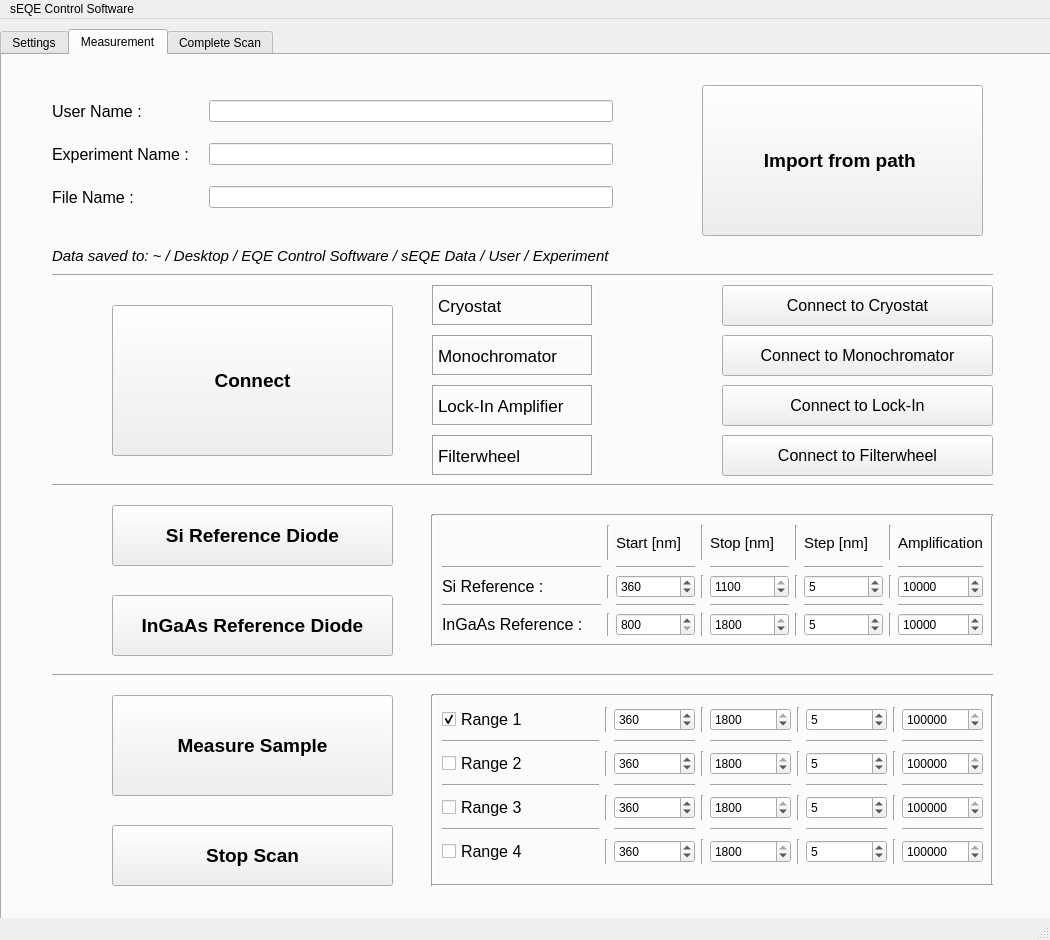
This is GUI_V3.ui in mzjswjz/sEQE-Setup_Mac as Qt 5 draws it before an edit. The edited form follows.
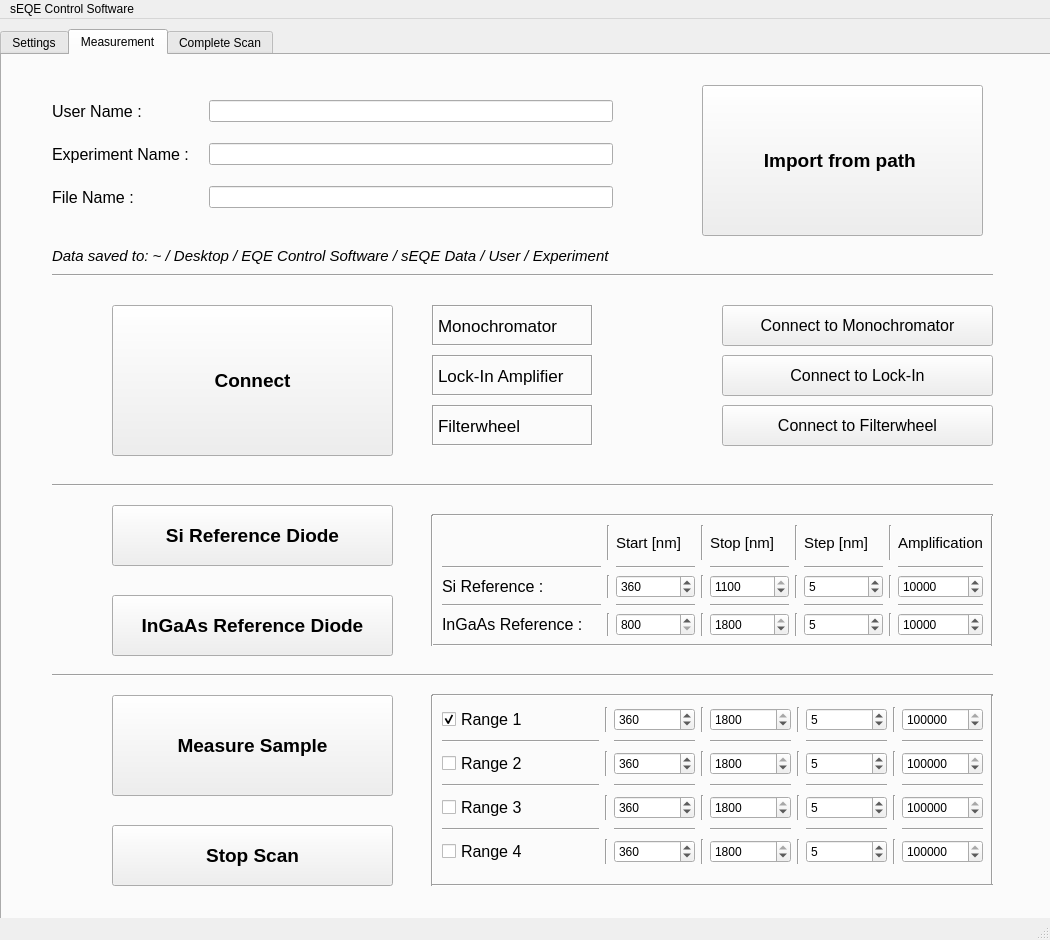
This is the edited form. Icons and pictures are not drawn.

Commit message: Removed cryostat button from GUI

The edit to the form file:
```diff
--- a/GUI_V3.ui
+++ b/GUI_V3.ui
@@ -2455,7 +2455,7 @@
       <property name="geometry">
        <rect>
         <x>720</x>
-        <y>280</y>
+        <y>250</y>
         <width>271</width>
         <height>41</height>
        </rect>
@@ -2476,7 +2476,7 @@
       <property name="geometry">
        <rect>
         <x>720</x>
-        <y>330</y>
+        <y>300</y>
         <width>271</width>
         <height>41</height>
        </rect>
@@ -2497,7 +2497,7 @@
       <property name="geometry">
        <rect>
         <x>430</x>
-        <y>330</y>
+        <y>300</y>
         <width>161</width>
         <height>41</height>
        </rect>
@@ -2526,7 +2526,7 @@
       <property name="geometry">
        <rect>
         <x>430</x>
-        <y>280</y>
+        <y>250</y>
         <width>161</width>
         <height>41</height>
        </rect>
@@ -2555,7 +2555,7 @@
       <property name="geometry">
        <rect>
         <x>600</x>
-        <y>330</y>
+        <y>300</y>
         <width>41</width>
         <height>31</height>
        </rect>
@@ -2574,7 +2574,7 @@
       <property name="geometry">
        <rect>
         <x>600</x>
-        <y>280</y>
+        <y>250</y>
         <width>41</width>
         <height>31</height>
        </rect>
@@ -3256,7 +3256,7 @@
       <property name="geometry">
        <rect>
         <x>430</x>
-        <y>380</y>
+        <y>350</y>
         <width>161</width>
         <height>41</height>
        </rect>
@@ -3285,7 +3285,7 @@
       <property name="geometry">
        <rect>
         <x>600</x>
-        <y>380</y>
+        <y>350</y>
         <width>41</width>
         <height>31</height>
        </rect>
@@ -3304,7 +3304,7 @@
       <property name="geometry">
        <rect>
         <x>720</x>
-        <y>380</y>
+        <y>350</y>
         <width>271</width>
         <height>41</height>
        </rect>
@@ -3341,75 +3341,6 @@
        <string>Import from path </string>
       </property>
      </widget>
-     <widget class="QPushButton" name="connectButton_Cryo">
-      <property name="geometry">
-       <rect>
-        <x>720</x>
-        <y>230</y>
-        <width>271</width>
-        <height>41</height>
-       </rect>
-      </property>
-      <property name="font">
-       <font>
-        <pointsize>12</pointsize>
-        <weight>50</weight>
-        <italic>false</italic>
-        <bold>false</bold>
-       </font>
-      </property>
-      <property name="text">
-       <string>Connect to Cryostat</string>
-      </property>
-     </widget>
-     <widget class="QLabel" name="cryostat">
-      <property name="geometry">
-       <rect>
-        <x>430</x>
-        <y>230</y>
-        <width>161</width>
-        <height>41</height>
-       </rect>
-      </property>
-      <property name="font">
-       <font>
-        <pointsize>13</pointsize>
-        <italic>false</italic>
-        <underline>false</underline>
-       </font>
-      </property>
-      <property name="layoutDirection">
-       <enum>Qt::LeftToRight</enum>
-      </property>
-      <property name="frameShape">
-       <enum>QFrame::Box</enum>
-      </property>
-      <property name="frameShadow">
-       <enum>QFrame::Sunken</enum>
-      </property>
-      <property name="text">
-       <string>Cryostat</string>
-      </property>
-     </widget>
-     <widget class="QLabel" name="imageConnect_Cryo_2">
-      <property name="geometry">
-       <rect>
-        <x>600</x>
-        <y>230</y>
-        <width>41</width>
-        <height>31</height>
-       </rect>
-      </property>
-      <property name="text">
-       <string/>
-      </property>
-      <property name="pixmap">
-       <pixmap>Button_off.png</pixmap>
-      </property>
-      <property name="scaledContents">
-       <bool>true</bool>
-      </property>
-     </widget>
     </widget>
     <widget class="QWidget" name="tab_5">
      <attribute name="title">
```
The commit also changes 1 other file.
